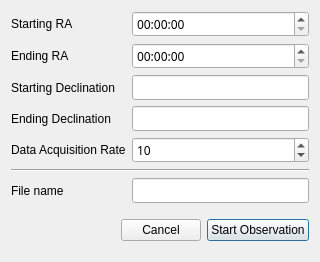
Above: layouts/obs.ui from finnjames/threepio before the change. Below: the same form after it.
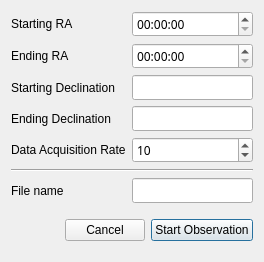
That is the form after the change.

Patch:
```diff
--- a/layouts/obs.ui
+++ b/layouts/obs.ui
@@ -6,7 +6,7 @@
    <rect>
     <x>0</x>
     <y>0</y>
-    <width>320</width>
+    <width>264</width>
     <height>262</height>
    </rect>
   </property>
```
